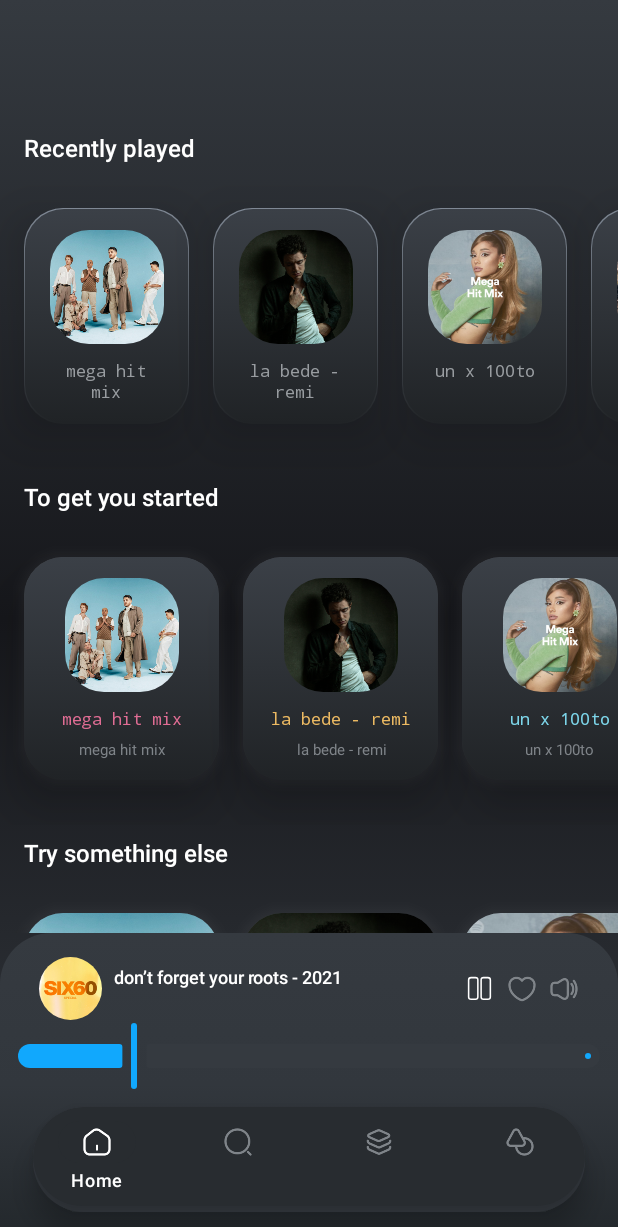
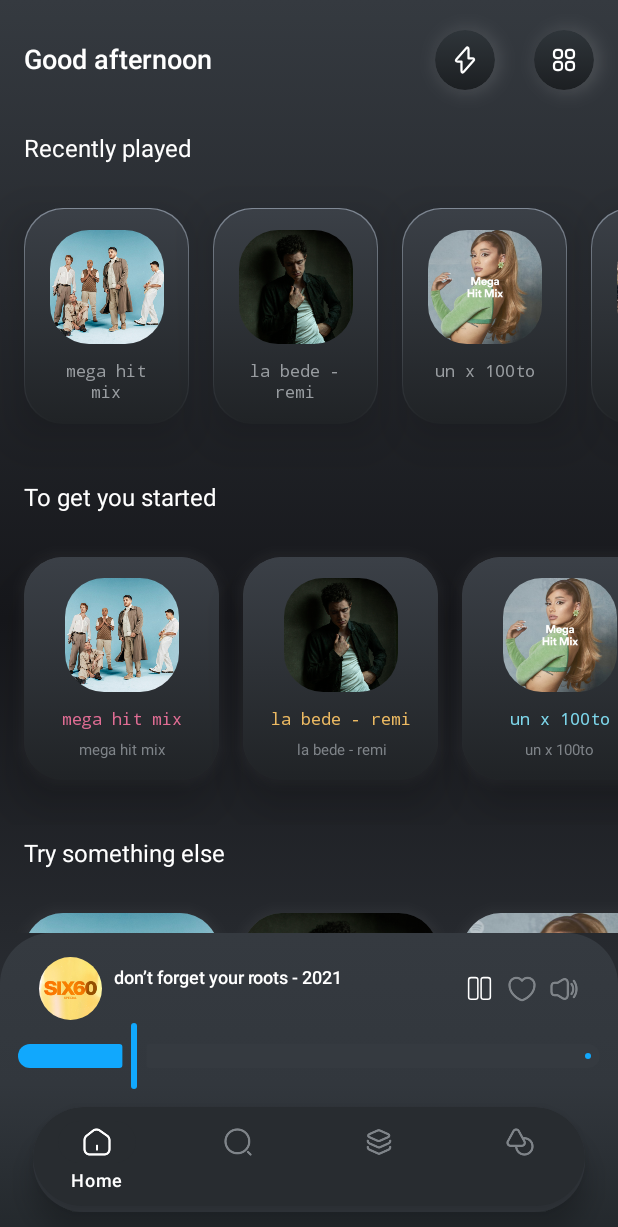
Before and after one commit to FeridAdashov/JetpackPlayerApp, an Android app built with Jetpack Compose: the screen it shows after launch (MainActivity), on a phone screen of 412 x 824 dp. Shown: the top 1227 px of the screen. Run offline under Robolectric (Android 15) with nearby library versions, the phone set to English and light mode, and no system bars; our stand-ins replace Dagger/Hilt's generated code.

Commit message:
Added dynamic alpha value for AppBar in order to disappear while page scrolling.

```diff
--- a/playerapp/src/main/java/com/example/playerapp/ui/screen/homeScreen/HomeScreen.kt
+++ b/playerapp/src/main/java/com/example/playerapp/ui/screen/homeScreen/HomeScreen.kt
@@ -32,28 +32,23 @@ fun HomeScreen(
     modifier: Modifier = Modifier,
     navController: NavHostController = rememberNavController()
 ) {
+    val scrollState = rememberScrollState()
+    val alpha = if (scrollState.value > 100) 0f else (100 - scrollState.value) / 100f
 
     Column(
-        modifier = modifier
-            .padding(top = 20.dp)
-    ) {
-        val scrollState = rememberScrollState()
-        val alpha = if (scrollState.value > 50) 0f else scrollState.value / 50f
-
-        Column(
-            Modifier
+        modifier
             .fillMaxSize()
             .verticalScroll(scrollState)
     ) {
         HomeTopBar(
             title = stringResource(id = R.string.good_afternoon),
             modifier = Modifier
-                    .padding(start = 16.dp, end = 16.dp)
+                .padding(start = 16.dp, end = 16.dp, top = 20.dp)
                 .alpha(alpha)
         )
 
         Text(
-                modifier = Modifier.padding(start = 16.dp, top = 30.dp),
+            modifier = Modifier.padding(start = 16.dp, top = (30 * alpha).dp),
             text = stringResource(id = R.string.recently_played),
             style = MaterialTheme.typography.titleLarge,
             color = Color.White,
@@ -107,7 +102,6 @@ fun HomeScreen(
         }
     }
 }
-}
 
 @Preview
 @Composable
--- a/playerapp/src/main/java/com/example/playerapp/ui/theme/Type.kt
+++ b/playerapp/src/main/java/com/example/playerapp/ui/theme/Type.kt
@@ -24,7 +24,7 @@ val Typography = Typography(
     ),
     titleLarge = TextStyle(
         fontFamily = FontFamily.Default,
-        fontWeight = FontWeight.W600,
+        fontWeight = FontWeight.W400,
         fontSize = 16.sp,
         lineHeight = 14.4.sp,
         letterSpacing = 0.sp
```
Also changed, not shown: playerapp/src/main/java/com/example/playerapp/ui/screen/playlistDetailScreen/PlaylistDetailScreen.kt (+12 -10 lines). Lines whose indentation alone changed are shown as unchanged.
